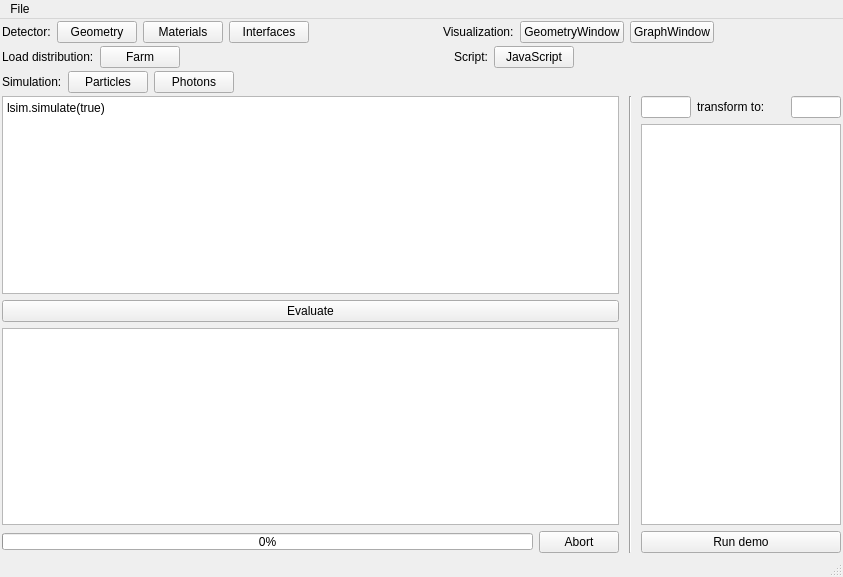
This is ants3bundle/src/ants3/gui/mainwindow.ui in andrmor/ANTS3bundle as Qt 5 draws it before an edit. The edited form follows.
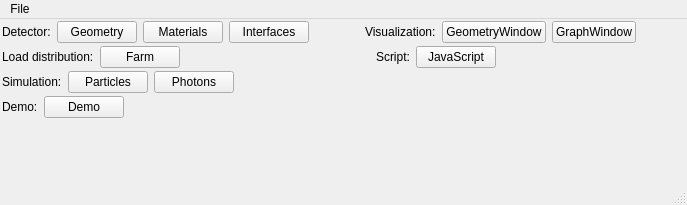
This is the edited form.

Commit message: move demo to a separate window

Patch:
```diff
--- a/ants3bundle/src/ants3/gui/mainwindow.ui
+++ b/ants3bundle/src/ants3/gui/mainwindow.ui
@@ -6,8 +6,8 @@
    <rect>
     <x>0</x>
     <y>0</y>
-    <width>843</width>
-    <height>577</height>
+    <width>687</width>
+    <height>205</height>
    </rect>
   </property>
   <property name="windowTitle">
@@ -213,163 +213,51 @@
     </item>
     <item>
      <layout class="QHBoxLayout" name="horizontalLayout">
+      <property name="topMargin">
+       <number>0</number>
+      </property>
       <item>
-       <layout class="QVBoxLayout" name="verticalLayout">
-        <item>
-         <widget class="QPlainTextEdit" name="pteScript">
-          <property name="plainText">
-           <string>lsim.simulate(true)</string>
-          </property>
-         </widget>
-        </item>
-        <item>
-         <widget class="QPushButton" name="pbEvaluateScript">
-          <property name="text">
-           <string>Evaluate</string>
-          </property>
-         </widget>
-        </item>
-        <item>
-         <widget class="QPlainTextEdit" name="pteScriptOut"/>
-        </item>
-        <item>
-         <layout class="QHBoxLayout" name="horizontalLayout_3">
-          <property name="topMargin">
-           <number>0</number>
-          </property>
-          <item>
-           <widget class="QProgressBar" name="prBar">
-            <property name="maximumSize">
-             <size>
-              <width>16777215</width>
-              <height>17</height>
-             </size>
-            </property>
-            <property name="value">
-             <number>0</number>
-            </property>
-           </widget>
-          </item>
-          <item>
-           <widget class="QPushButton" name="pbAbort">
-            <property name="text">
-             <string>Abort</string>
-            </property>
-           </widget>
-          </item>
-         </layout>
-        </item>
-       </layout>
+       <widget class="QLabel" name="label">
+        <property name="text">
+         <string>Demo:</string>
+        </property>
+       </widget>
       </item>
       <item>
-       <widget class="Line" name="line">
-        <property name="minimumSize">
+       <widget class="QPushButton" name="pbDemo">
+        <property name="text">
+         <string>Demo</string>
+        </property>
+       </widget>
+      </item>
+      <item>
+       <spacer name="horizontalSpacer_6">
+        <property name="orientation">
+         <enum>Qt::Horizontal</enum>
+        </property>
+        <property name="sizeHint" stdset="0">
          <size>
-          <width>10</width>
-          <height>0</height>
+          <width>40</width>
+          <height>20</height>
          </size>
         </property>
-        <property name="orientation">
-         <enum>Qt::Vertical</enum>
-        </property>
-       </widget>
-      </item>
-      <item>
-       <layout class="QVBoxLayout" name="verticalLayout_2">
-        <property name="sizeConstraint">
-         <enum>QLayout::SetMinimumSize</enum>
-        </property>
-        <item>
-         <layout class="QHBoxLayout" name="horizontalLayout_2">
-          <property name="topMargin">
-           <number>0</number>
-          </property>
-          <item>
-           <widget class="QLineEdit" name="leFrom">
-            <property name="sizePolicy">
-             <sizepolicy hsizetype="Minimum" vsizetype="Fixed">
-              <horstretch>0</horstretch>
-              <verstretch>0</verstretch>
-             </sizepolicy>
-            </property>
-            <property name="minimumSize">
-             <size>
-              <width>50</width>
-              <height>0</height>
-             </size>
-            </property>
-            <property name="maximumSize">
-             <size>
-              <width>50</width>
-              <height>16777215</height>
-             </size>
-            </property>
-            <property name="text">
-             <string/>
-            </property>
-           </widget>
-          </item>
-          <item>
-           <widget class="QLabel" name="label">
-            <property name="text">
-             <string>transform to:</string>
-            </property>
-           </widget>
-          </item>
-          <item>
-           <widget class="QLineEdit" name="leTo">
-            <property name="sizePolicy">
-             <sizepolicy hsizetype="Minimum" vsizetype="Fixed">
-              <horstretch>0</horstretch>
-              <verstretch>0</verstretch>
-             </sizepolicy>
-            </property>
-            <property name="minimumSize">
-             <size>
-              <width>50</width>
-              <height>0</height>
-             </size>
-            </property>
-            <property name="maximumSize">
-             <size>
-              <width>50</width>
-              <height>16777215</height>
-             </size>
-            </property>
-            <property name="text">
-             <string/>
-            </property>
-           </widget>
-          </item>
-         </layout>
-        </item>
-        <item>
-         <widget class="QPlainTextEdit" name="pteData">
-          <property name="sizePolicy">
-           <sizepolicy hsizetype="Minimum" vsizetype="Expanding">
-            <horstretch>0</horstretch>
-            <verstretch>0</verstretch>
-           </sizepolicy>
-          </property>
-          <property name="maximumSize">
-           <size>
-            <width>200</width>
-            <height>16777215</height>
-           </size>
-          </property>
-         </widget>
-        </item>
-        <item>
-         <widget class="QPushButton" name="pbSimulate">
-          <property name="text">
-           <string>Run demo</string>
-          </property>
-         </widget>
-        </item>
-       </layout>
+       </spacer>
       </item>
      </layout>
     </item>
+    <item>
+     <spacer name="verticalSpacer">
+      <property name="orientation">
+       <enum>Qt::Vertical</enum>
+      </property>
+      <property name="sizeHint" stdset="0">
+       <size>
+        <width>20</width>
+        <height>40</height>
+       </size>
+      </property>
+     </spacer>
+    </item>
    </layout>
   </widget>
   <widget class="QMenuBar" name="menuBar">
@@ -377,7 +265,7 @@
     <rect>
      <x>0</x>
      <y>0</y>
-     <width>843</width>
+     <width>687</width>
      <height>22</height>
     </rect>
    </property>
```
The commit also changes 6 other files.
